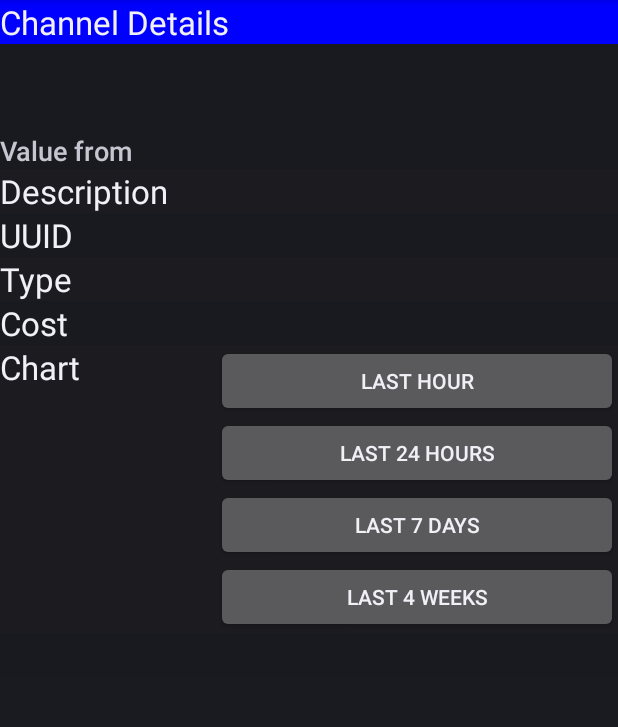
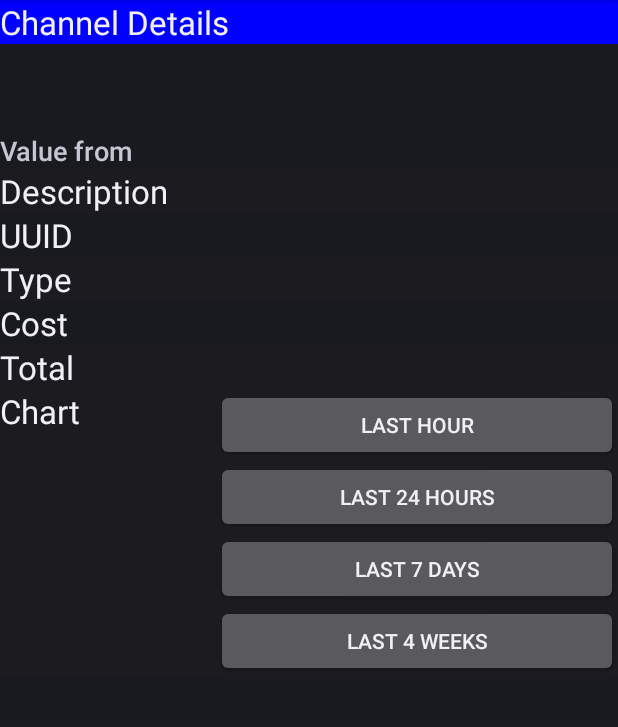
Before and after one commit to volkszaehler/app-android, an Android app: the ChannelDetails screen opened directly, with no data from a screen before it, on a phone screen of 412 x 824 dp, the part 84-811 px from its top. Run offline under Robolectric (Android 15) with nearby library versions, the phone set to English and light mode, and no system bars; libraries missing offline, so code that uses them is left out: org.achartengine, org.achartengine.model.

Commit message:
Multiple charts in Chartview fix consumption in channel type "water"

```diff
--- a/app/build.gradle
+++ b/app/build.gradle
@@ -1,7 +1,7 @@
 apply plugin: 'com.android.application'
 
 android {
-    compileSdkVersion 23
+    compileSdkVersion 24
     buildToolsVersion "23.0.1"
 
     defaultConfig {
--- a/app/src/main/AndroidManifest.xml
+++ b/app/src/main/AndroidManifest.xml
@@ -1,8 +1,8 @@
 <?xml version="1.0" encoding="utf-8"?>
 <manifest xmlns:android="http://schemas.android.com/apk/res/android"
     package="org.volkszaehler.volkszaehlerapp"
-    android:versionCode="87"
-    android:versionName="0.8.7" >
+    android:versionCode="88"
+    android:versionName="0.8.8" >
 
     <uses-permission android:name="android.permission.INTERNET" />
     <uses-permission android:name="android.permission.WRITE_EXTERNAL_STORAGE"/>
--- a/app/src/main/java/org/volkszaehler/volkszaehlerapp/ChannelDetails.java
+++ b/app/src/main/java/org/volkszaehler/volkszaehlerapp/ChannelDetails.java
@@ -30,6 +30,7 @@ public class ChannelDetails extends Activity {
         Intent i = getIntent();
         boolean strom = false;
         boolean gas = false;
+        boolean water = false;
         boolean temp = false;
         mUUID = i.getStringExtra(Tools.TAG_UUID);
 
@@ -44,6 +45,9 @@ public class ChannelDetails extends Activity {
                 break;
             case "gas":
                 gas = true;
+                break;
+            case "water":
+                water = true;
                 break;
             default:
                 Log.e("ChannelDetails", "Unknown channel type: " + typeOfChannel);
@@ -79,13 +83,15 @@ public class ChannelDetails extends Activity {
 
         ((TextView) findViewById(R.id.textViewDescription)).setText(Tools.getPropertyOfChannel(myContext, mUUID, Tools.TAG_DESCRIPTION));
         try {
-            DecimalFormat f = new DecimalFormat("#0.0");
+            DecimalFormat f0 = new DecimalFormat("#0.0");
+            DecimalFormat f00 = new DecimalFormat("#0.00");
 
             double sCost = Double.valueOf(Tools.getPropertyOfChannel(myContext, mUUID, Tools.TAG_COST));
-            if (strom) {
-                ((TextView) findViewById(R.id.textViewCost)).setText(f.format(sCost * 100) + Units.CENT);
-            } else if (gas) {
-                ((TextView) findViewById(R.id.textViewCost)).setText(f.format((sCost * 100)) + Units.CENT);
+            double sResolution = Double.valueOf(Tools.getPropertyOfChannel(myContext, mUUID, Tools.TAG_RESOLUTION));
+            if (strom || gas) {
+                ((TextView) findViewById(R.id.textViewCost)).setText(f0.format(sCost * 100) + Units.CENT);
+            } else if (water) {
+                ((TextView) findViewById(R.id.textViewCost)).setText(f00.format(sCost * sResolution * 1000) + Units.EUROpermmm);
             } else if (temp) {
                 // no cost
             }
--- a/app/src/main/java/org/volkszaehler/volkszaehlerapp/Tools.java
+++ b/app/src/main/java/org/volkszaehler/volkszaehlerapp/Tools.java
@@ -55,6 +55,8 @@ class Tools {
     static final String TAG_ROWS = "rows";
     static final String TAG_FROM = "from";
     static final String TAG_TO = "to";
+    static final String TAG_RESOLUTION = "resolution";
+    static final String TAG_INITIALCONSUMPTION = "initialconsumption";
     private static final String BACKUP_FILENAME = "volkszaehler_settings_backup.txt";
     static final String JSON_CHANNELS = "JSONChannels";
     static final String JSON_CHANNEL_PREFS = "JSONChannelPrefs";
@@ -226,6 +228,8 @@ class Tools {
         String active = c.has(TAG_ACTIVE) ? c.getString(TAG_ACTIVE) : "";
         String ppublic = c.has(TAG_PUBLIC) ? c.getString(TAG_PUBLIC) : "";
         String fillstyle = c.has(TAG_FILLSTYLE) ? c.getString(TAG_FILLSTYLE) : "";
+        String resolution = c.has(TAG_RESOLUTION) ? c.getString(TAG_RESOLUTION) : "";
+        String initialconsumption = c.has(TAG_INITIALCONSUMPTION) ? c.getString(TAG_INITIALCONSUMPTION) : "";
 
         // tmp hashmap for single channel
         HashMap<String, String> channel = new HashMap<>();
@@ -242,6 +246,8 @@ class Tools {
         channel.put(TAG_ACTIVE, active);
         channel.put(TAG_PUBLIC, ppublic);
         channel.put(TAG_FILLSTYLE, fillstyle);
+        channel.put(TAG_INITIALCONSUMPTION, initialconsumption);
+        channel.put(TAG_RESOLUTION, resolution);
         return channel;
     }
 
--- a/app/src/main/java/org/volkszaehler/volkszaehlerapp/Units.java
+++ b/app/src/main/java/org/volkszaehler/volkszaehlerapp/Units.java
@@ -4,5 +4,6 @@ class Units {
     public static final String TEMP = " °C";
     public final String WATT = " W";
     public static final String CENT = " ct";
+    public static final String EUROpermmm = " €/m³";
     public final String GAS = " m³/h";
 }
--- a/app/src/main/res/layout/details.xml
+++ b/app/src/main/res/layout/details.xml
@@ -160,6 +160,29 @@
     </LinearLayout>
 
     <LinearLayout
+        android:id="@+id/linearLayout4g"
+        android:layout_width="fill_parent"
+        android:layout_height="wrap_content"
+        android:background="#22222222"
+        android:orientation="horizontal" >
+
+        <TextView
+            android:id="@+id/textViewTitleGesamt"
+            android:layout_width="0dp"
+            android:layout_height="wrap_content"
+            android:layout_weight="0.35"
+            android:text="@string/GesamtTitle"
+            android:textAppearance="?android:attr/textAppearanceLarge" />
+
+        <TextView
+            android:id="@+id/textViewGesamt"
+            android:layout_width="0dp"
+            android:layout_height="wrap_content"
+            android:layout_weight="0.65"
+            android:textAppearance="?android:attr/textAppearanceLarge" />
+    </LinearLayout>
+
+    <LinearLayout
         android:id="@+id/linearLayout6"
         android:layout_width="fill_parent"
         android:layout_height="wrap_content"
--- a/app/src/main/res/values/strings.xml
+++ b/app/src/main/res/values/strings.xml
@@ -79,5 +79,9 @@
     <string name="notrestored">Error restoring settings!</string>
     <string name="WertTimeText">at:</string>
     <string name="aboutLinks"><a href="http://www.volkszaehler.org">http://www.volkszaehler.org</a>\n<a href="http://github.com/volkszaehler/app-android/releases/latest">Download Latest Version</a></string>
+    <string name="MultipleGraphsPopupDone">OK</string>
+    <string name="MultipleGraphsPopupCancel">Cancel</string>
+    <string name="MultipleGraphsPopupTitel">Choose Channels</string>
+    <string name="GesamtTitle">Total</string>
 
 </resources>
```
Also changed, not shown: app/src/main/java/org/volkszaehler/volkszaehlerapp/ChartDetails.java (+215 -13 lines), app/src/main/res/layout/list_item.xml (line endings or trailing spaces), 2 other files.
